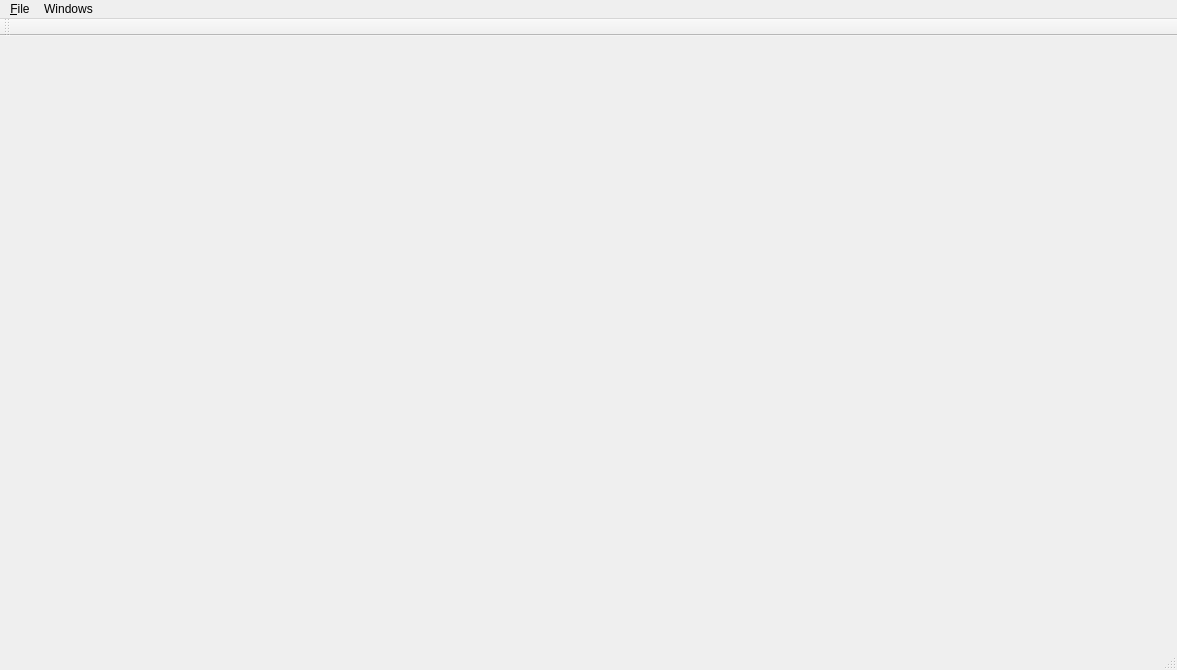
The window that experimental/matrix/main_window.ui (tlemo/darwin) describes before a commit, drawn with Qt 5.
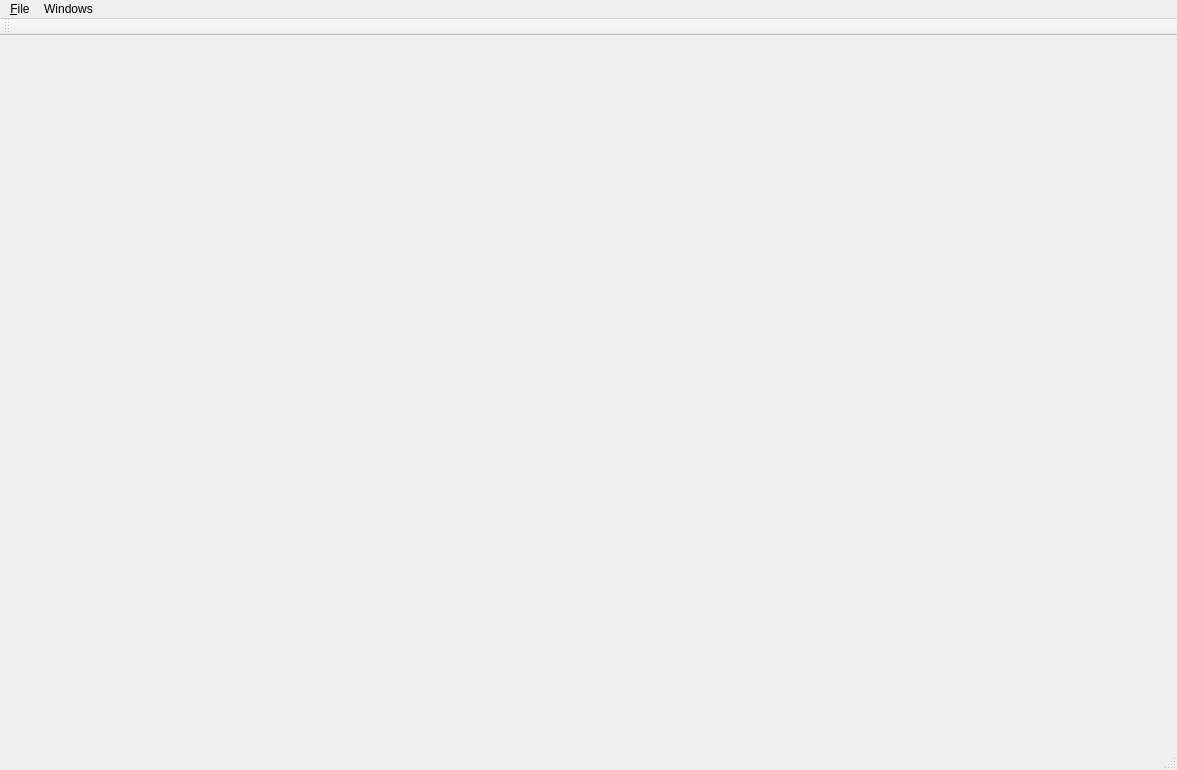
The same window after the commit. Icons and pictures are not drawn. Custom widgets are drawn as their Qt base class.

```diff
--- a/experimental/matrix/main_window.ui
+++ b/experimental/matrix/main_window.ui
@@ -7,7 +7,7 @@
     <x>0</x>
     <y>0</y>
     <width>1177</width>
-    <height>670</height>
+    <height>770</height>
    </rect>
   </property>
   <property name="minimumSize">
```
